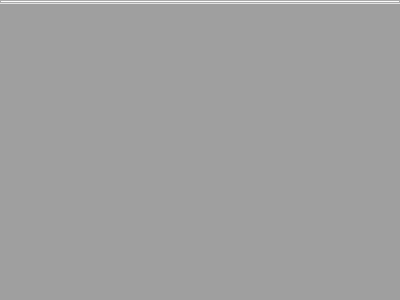
Above: processflow_main.ui from yukuan1991/process_flow_project before the change. Below: the same form after it.
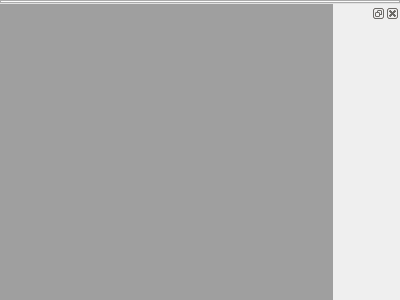
That is the form after the change. Custom widgets are drawn as their Qt base class.

Commit message: modify ui_processflow_main

```diff
--- a/processflow_main.ui
+++ b/processflow_main.ui
@@ -33,7 +33,19 @@
     <widget class="ribbon" name="process_ribbon"/>
    </item>
    <item>
-    <widget class="QMdiArea" name="mdiarea"/>
+    <layout class="QHBoxLayout" name="horizontalLayout" stretch="5,1">
+     <property name="spacing">
+      <number>0</number>
+     </property>
+     <item>
+      <widget class="QMdiArea" name="mdiarea"/>
+     </item>
+     <item>
+      <widget class="QDockWidget" name="dockWidget">
+       <widget class="QWidget" name="dockWidgetContents"/>
+      </widget>
+     </item>
+    </layout>
    </item>
   </layout>
  </widget>
```
Left out of the diff: 10 changed lines with no effect on the pictures. The commit also changes 1 other file.
